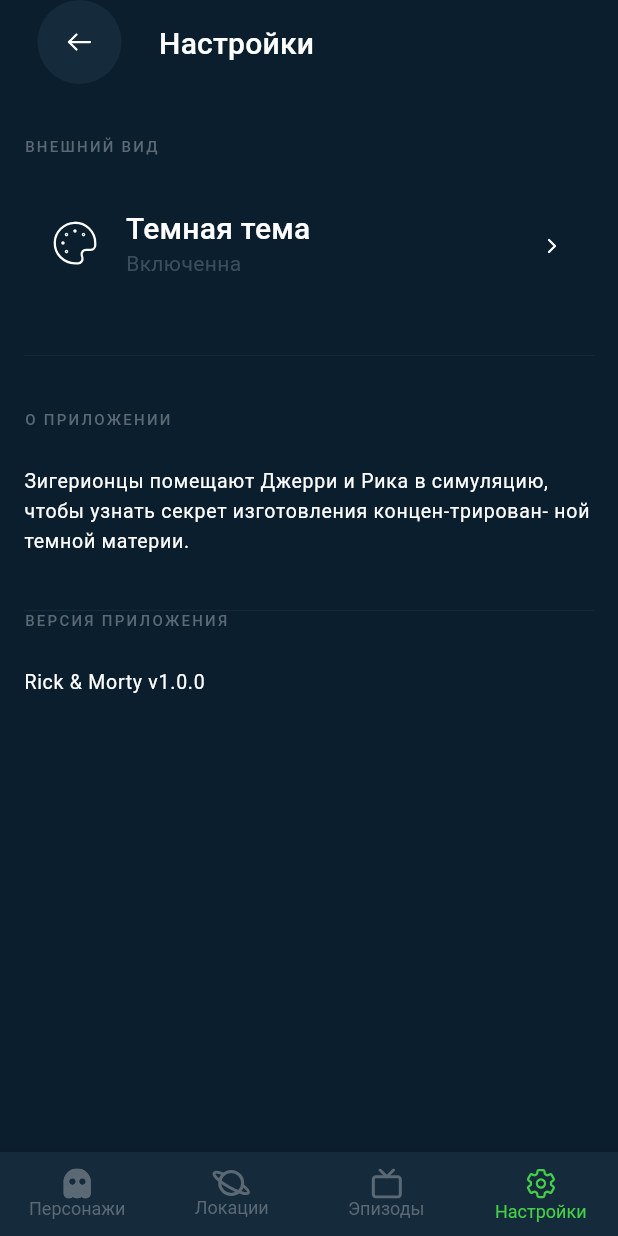
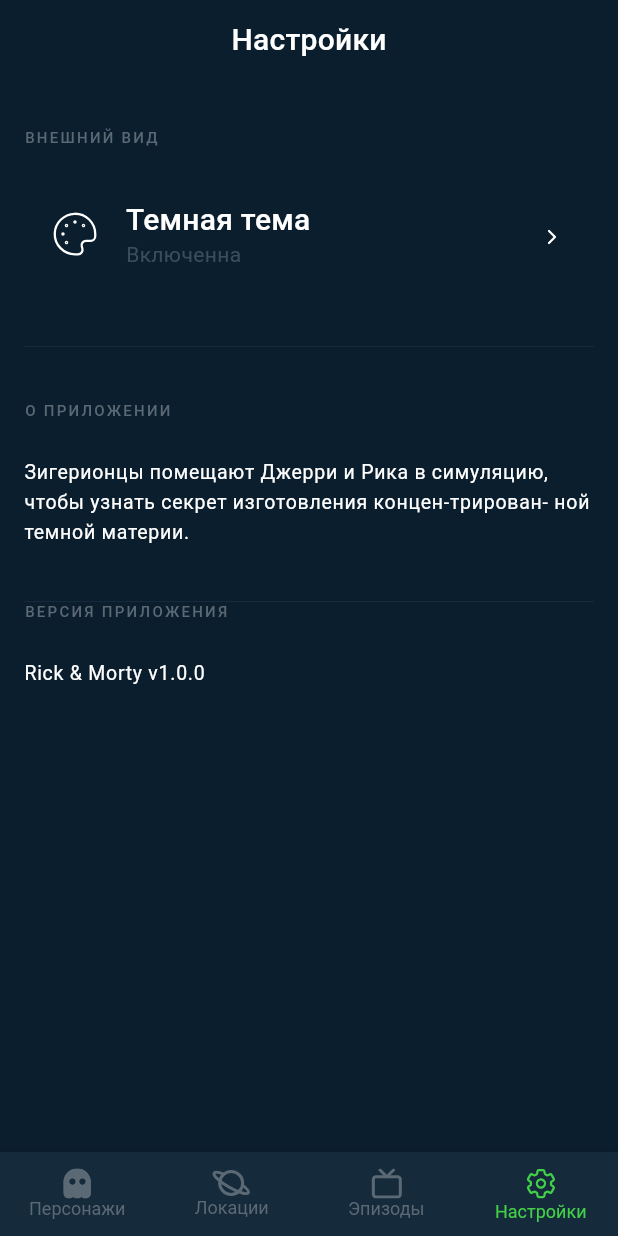
Before and after one commit to jomagsm/Rick_and_Morty, a Flutter app: the screen it shows after launch, item 4 of the bottom bar chosen, on a phone screen of 412 x 824 dp. Run offline on Flutter 3.47's test engine with Material 2 defaults, Android fonts, the phone set to English and light mode, and no system bars; our stand-ins replace bloc, flutter_bloc, flutter_svg, freezed_annotation; generated files the repository leaves out were written again.

Commit message:
refactoring main screen adding Bloc

```diff
--- a/lib/components/app_bar/arrow_back_app_bar_transparent.dart
+++ b/lib/components/app_bar/arrow_back_app_bar_transparent.dart
@@ -1,19 +1,29 @@
 import 'package:flutter/material.dart';
 import 'package:flutter_svg/svg.dart';
+import 'package:rick_and_morty/generated/l10n.dart';
 import 'package:rick_and_morty/resources/svg_icons.dart';
 import 'package:rick_and_morty/theme/color_theme.dart';
+import 'package:rick_and_morty/theme/text_theme.dart';
 
 class AppBarArrowBack extends StatelessWidget {
-  const AppBarArrowBack({Key key}) : super(key: key);
+  final bool title;
+  final bool arrowBackButton;
+  const AppBarArrowBack({Key key, @required this.title, this.arrowBackButton})
+      : super(key: key);
 
   @override
   Widget build(BuildContext context) {
     return AppBar(
+      centerTitle: true,
+      title: title
+          ? Text(S.of(context).settings, style: TextThemes.profileListTitle)
+          : SizedBox(),
       automaticallyImplyLeading: true,
       leadingWidth: 90,
       backgroundColor: Colors.transparent,
       elevation: 0,
-        leading: Container(
+      leading: arrowBackButton
+          ? Container(
               padding: const EdgeInsets.only(left: 16),
               width: 48,
               height: 48,
@@ -25,7 +35,10 @@ class AppBarArrowBack extends StatelessWidget {
                 ),
                 onPressed: () {
                   Navigator.pop(context);
-              }),
-        ));
+                },
+              ),
+            )
+          : SizedBox(),
+    );
   }
 }
--- a/lib/screens/location_detail/screen.dart
+++ b/lib/screens/location_detail/screen.dart
@@ -66,7 +66,7 @@ class LocationDetail extends StatelessWidget {
                                     crossAxisAlignment:
                                         CrossAxisAlignment.start,
                                     children: [
-                                      SizedBox(height: 34),
+                                      const SizedBox(height: 34),
                                       Text(
                                         _data.location.name,
                                         style: TextThemes.locationDetailH1,
@@ -75,7 +75,7 @@ class LocationDetail extends StatelessWidget {
                                         "${_data.location.type} \u00b7 ${_data.location.dimension}",
                                         style: TextThemes.textAppearanceCaption,
                                       ),
-                                      SizedBox(
+                                      const SizedBox(
                                         height: 32,
                                       ),
                                       Text(
@@ -83,7 +83,7 @@ class LocationDetail extends StatelessWidget {
                                         style:
                                             TextThemes.profileDescriptionStyle,
                                       ),
-                                      SizedBox(
+                                      const SizedBox(
                                         height: 36,
                                       ),
                                       Text(
--- /dev/null
+++ b/lib/screens/main_screen/bloc/main_screen_event.dart
@@ -0,0 +1,8 @@
+part of 'main_screen_bloc.dart';
+
+@freezed
+abstract class MainScreenEvent with _$MainScreenEvent {
+  const factory MainScreenEvent.initial() = _InitialMainScreenEvent;
+  const factory MainScreenEvent.selectedView({@required int currentIndex}) =
+      _SelectedViewMainScreenEvent;
+}
--- /dev/null
+++ b/lib/screens/main_screen/bloc/main_screen_state.dart
@@ -0,0 +1,10 @@
+part of 'main_screen_bloc.dart';
+
+@freezed
+abstract class MainScreenState with _$MainScreenState {
+  const factory MainScreenState.data(
+      {@required final Widget currentWidget,
+      @required final int currentIndex}) = _DataMainScreenState;
+  const factory MainScreenState.initial() = _InitialMainScreenState;
+  const factory MainScreenState.loading() = _LoadingMainScreenState;
+}
--- a/lib/screens/main_screen/screen.dart
+++ b/lib/screens/main_screen/screen.dart
@@ -1,34 +1,30 @@
 import 'package:flutter/material.dart';
+import 'package:flutter_bloc/flutter_bloc.dart';
 import 'package:flutter_svg/svg.dart';
+import 'package:rick_and_morty/components/circular_progress.dart';
 import 'package:rick_and_morty/generated/l10n.dart';
 import 'package:rick_and_morty/resources/svg_icons.dart';
-import 'package:rick_and_morty/screens/character_list/screen.dart';
-import 'package:rick_and_morty/screens/episodes_list/screen.dart';
-import 'package:rick_and_morty/screens/locations_list/screen.dart';
-import 'package:rick_and_morty/screens/settings_screen/screen.dart';
+import 'package:rick_and_morty/screens/main_screen/bloc/main_screen_bloc.dart';
 import 'package:rick_and_morty/theme/color_theme.dart';
 
-class MainScreen extends StatefulWidget {
-  MainScreen({Key key}) : super(key: key);
+class MainScreen extends StatelessWidget {
+  const MainScreen({Key key}) : super(key: key);
 
   @override
-  _MainScreenState createState() => _MainScreenState();
-}
-
-class _MainScreenState extends State<MainScreen> {
-  final tabs = [
-    CharactersScreen(),
-    LocationList(),
-    EpisodesList(),
-    SettingsScreen()
-  ];
-  int _currentIndex = 0;
-  @override
   Widget build(BuildContext context) {
-    return Scaffold(
-      body: tabs[_currentIndex],
+    return BlocProvider<MainScreenBloc>(
+      create: (BuildContext context) =>
+          MainScreenBloc()..add(MainScreenEvent.initial()),
+      child: BlocConsumer<MainScreenBloc, MainScreenState>(
+          listener: (context, state) {},
+          builder: (context, state) {
+            return state.maybeMap(
+                orElse: () => customCircularProgress(),
+                loading: (_) => customCircularProgress(),
+                data: (_data) => Scaffold(
+                      body: _data.currentWidget,
                       bottomNavigationBar: BottomNavigationBar(
-        currentIndex: _currentIndex,
+                        currentIndex: _data.currentIndex,
                         selectedFontSize: 12,
                         unselectedFontSize: 12,
                         selectedItemColor: ColorTheme.textAppearanceOverline,
@@ -39,16 +35,17 @@ class _MainScreenState extends State<MainScreen> {
                           BottomNavigationBarItem(
                             icon: SvgPicture.asset(
                               SvgIcons.character,
-              color: _currentIndex == 0
+                              color: _data.currentIndex == 0
                                   ? ColorTheme.textAppearanceOverline
                                   : ColorTheme.appBarText,
                             ),
-            label: S.of(context).textAppearanceCaptionCharacters,
+                            label:
+                                S.of(context).textAppearanceCaptionCharacters,
                           ),
                           BottomNavigationBarItem(
                             icon: SvgPicture.asset(
                               SvgIcons.location,
-              color: _currentIndex == 1
+                              color: _data.currentIndex == 1
                                   ? ColorTheme.textAppearanceOverline
                                   : ColorTheme.appBarText,
                             ),
@@ -57,7 +54,7 @@ class _MainScreenState extends State<MainScreen> {
                           BottomNavigationBarItem(
                             icon: SvgPicture.asset(
                               SvgIcons.episode,
-              color: _currentIndex == 2
+                              color: _data.currentIndex == 2
                                   ? ColorTheme.textAppearanceOverline
                                   : ColorTheme.appBarText,
                             ),
@@ -66,7 +63,7 @@ class _MainScreenState extends State<MainScreen> {
                           BottomNavigationBarItem(
                             icon: SvgPicture.asset(
                               SvgIcons.settings,
-              color: _currentIndex == 3
+                              color: _data.currentIndex == 3
                                   ? ColorTheme.textAppearanceOverline
                                   : ColorTheme.appBarText,
                             ),
@@ -74,11 +71,13 @@ class _MainScreenState extends State<MainScreen> {
                           ),
                         ],
                         onTap: (index) {
-          setState(() {
-            _currentIndex = index;
-          });
+                          context.read<MainScreenBloc>()
+                            ..add(MainScreenEvent.selectedView(
+                                currentIndex: index));
                         },
                       ),
+                    ));
+          }),
     );
   }
 }
--- a/lib/screens/settings_screen/screen.dart
+++ b/lib/screens/settings_screen/screen.dart
@@ -1,6 +1,7 @@
 import 'package:flutter/material.dart';
 import 'package:flutter/rendering.dart';
 import 'package:flutter_svg/flutter_svg.dart';
+import 'package:rick_and_morty/components/app_bar/arrow_back_app_bar_transparent.dart';
 import 'package:rick_and_morty/data/network/models/settings_app_model.dart';
 import 'package:rick_and_morty/generated/l10n.dart';
 import 'package:rick_and_morty/resources/svg_icons.dart';
@@ -21,26 +22,11 @@ class _SettingsScreenState extends State<SettingsScreen> {
   Widget build(BuildContext context) {
     return Scaffold(
       backgroundColor: ColorTheme.background,
-      appBar: AppBar(
-        title: Text(S.of(context).settings, style: TextThemes.profileListTitle),
-        automaticallyImplyLeading: true,
-        leadingWidth: 90,
-        backgroundColor: ColorTheme.background,
-        elevation: 0,
-        leading: Container(
-          padding: const EdgeInsets.only(left: 16),
-          width: 48,
-          height: 48,
-          child: FloatingActionButton(
-            backgroundColor: ColorTheme.appBarBackground,
-            elevation: 0,
-            child: SvgPicture.asset(
-              SvgIcons.arowBack,
-            ),
-            onPressed: () {
-              Navigator.pop(context);
-            },
-          ),
+      appBar: PreferredSize(
+        preferredSize: Size.fromHeight(50.0),
+        child: AppBarArrowBack(
+          title: true,
+          arrowBackButton: false,
         ),
       ),
       body: SafeArea(
```
Also changed, not shown: lib/screens/character_profile/screen.dart (+8 -21 lines), lib/screens/character_profile/widgets/character_profile_content.dart (+5 -5 lines), lib/screens/episode_detail/screen.dart (+8 -21 lines), lib/screens/episode_detail/widgets/episode_content.dart (+4 -4 lines), lib/screens/main_screen/bloc/main_screen_bloc.dart (added, +49 -0 lines), lib/screens/main_screen/bloc/main_screen_bloc.freezed.dart (added). Lines whose indentation alone changed are shown as unchanged.
